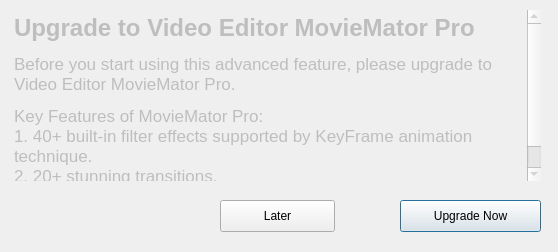
hansewu/MovieMator, file src/shotcut/src/dialogs/profeaturepromptdialog.ui: the form before one commit.
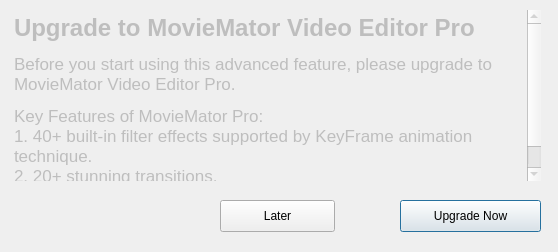
The form after the commit. Icons and pictures are not drawn.

Commit message: 1 更改所有叫Movie Video Editor 都改回来叫 MovieMator Video Editor

```diff
--- a/src/shotcut/src/dialogs/profeaturepromptdialog.ui
+++ b/src/shotcut/src/dialogs/profeaturepromptdialog.ui
@@ -45,8 +45,8 @@
 &lt;html&gt;&lt;head&gt;&lt;meta name=&quot;qrichtext&quot; content=&quot;1&quot; /&gt;&lt;style type=&quot;text/css&quot;&gt;
 p, li { white-space: pre-wrap; }
 &lt;/style&gt;&lt;/head&gt;&lt;body style=&quot; font-family:'.SF NS Text'; font-size:13pt; font-weight:400; font-style:normal;&quot;&gt;
-&lt;p style=&quot; margin-top:18px; margin-bottom:12px; margin-left:0px; margin-right:0px; -qt-block-indent:0; text-indent:0px;&quot;&gt;&lt;span style=&quot; font-family:'.Helvetica Neue DeskInterface'; font-size:xx-large; font-weight:600;&quot;&gt;Upgrade to Video Editor MovieMator Pro&lt;/span&gt;&lt;/p&gt;
-&lt;p style=&quot; margin-top:0px; margin-bottom:0px; margin-left:0px; margin-right:0px; -qt-block-indent:0; text-indent:0px;&quot;&gt;&lt;span style=&quot; font-family:'.Helvetica Neue DeskInterface';&quot;&gt;Before you start using this advanced feature, please upgrade to Video Editor MovieMator Pro.&lt;/span&gt;&lt;/p&gt;
+&lt;p style=&quot; margin-top:18px; margin-bottom:12px; margin-left:0px; margin-right:0px; -qt-block-indent:0; text-indent:0px;&quot;&gt;&lt;span style=&quot; font-family:'.Helvetica Neue DeskInterface'; font-size:xx-large; font-weight:600;&quot;&gt;Upgrade to MovieMator Video Editor Pro&lt;/span&gt;&lt;/p&gt;
+&lt;p style=&quot; margin-top:0px; margin-bottom:0px; margin-left:0px; margin-right:0px; -qt-block-indent:0; text-indent:0px;&quot;&gt;&lt;span style=&quot; font-family:'.Helvetica Neue DeskInterface';&quot;&gt;Before you start using this advanced feature, please upgrade to MovieMator Video Editor Pro.&lt;/span&gt;&lt;/p&gt;
 &lt;p style=&quot; margin-top:12px; margin-bottom:0px; margin-left:0px; margin-right:0px; -qt-block-indent:0; text-indent:0px;&quot;&gt;&lt;span style=&quot; font-family:'.Helvetica Neue DeskInterface';&quot;&gt;Key Features of MovieMator Pro:&lt;br /&gt;1. 40+ built-in filter effects supported by KeyFrame animation technique.&lt;br /&gt;2. 20+ stunning transitions.&lt;br /&gt;3. Export videos of any length.&lt;/span&gt;&lt;/p&gt;&lt;/body&gt;&lt;/html&gt;</string>
    </property>
    <property name="acceptRichText">
```
The commit also changes 11 other files.
